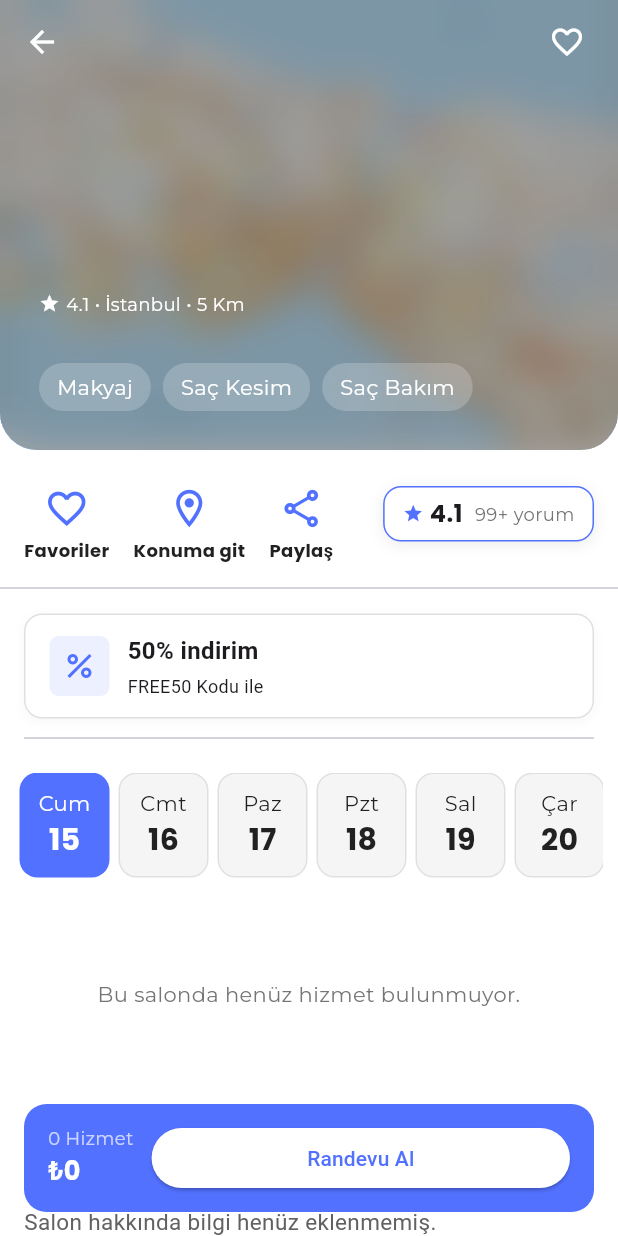
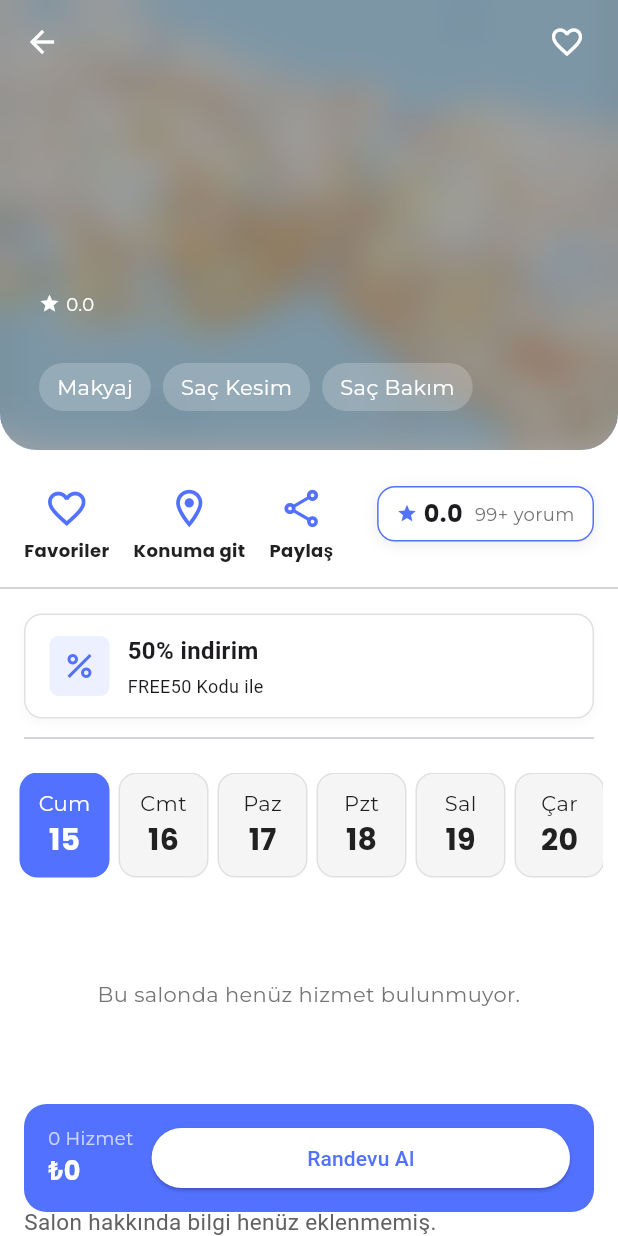
Before and after one commit to mustafazfr/Iris, a Flutter app: the SalonDetailScreen screen opened directly with empty values, after a tap on the "favorite outline" icon, on a phone screen of 412 x 824 dp. Run offline on Flutter 3.47's test engine with Material 3 defaults, Android fonts, the phone set to English and light mode, and no system bars; our stand-ins replace cached_network_image, flutter_dotenv, geolocator, google_maps_flutter, photo_view, supabase_flutter; accounts and stored records are empty; network calls fail.

Commit message:
distance hesaplama eklendi, favorilerdeki bug fixlendi

```diff
--- a/lib/features/appointments/screens/salon_detail_screen.dart
+++ b/lib/features/appointments/screens/salon_detail_screen.dart
@@ -3,6 +3,7 @@ import 'package:denemeye_devam/core/app_colors.dart';
 import 'package:denemeye_devam/core/app_fonts.dart';
 import 'package:denemeye_devam/models/saloon_model.dart';
 import 'package:flutter/material.dart';
+import 'package:geolocator/geolocator.dart';
 import 'package:intl/date_symbol_data_local.dart';
 import 'package:intl/intl.dart';
 import 'package:photo_view/photo_view.dart';
@@ -12,7 +13,9 @@ import 'dart:ui';
 import '../../../models/comment_model.dart';
 import '../../../models/salon_category_summary_model.dart';
 import '../../../models/salon_service_model.dart';
+import '../../../viewmodels/appointments_viewmodel.dart';
 import '../../../viewmodels/comments_viewmodel.dart';
+import '../../../viewmodels/dashboard_viewmodel.dart';
 import '../../../viewmodels/favorites_viewmodel.dart';
 import '../../../viewmodels/saloon_detail_viewmodel.dart';
 import 'package:google_maps_flutter/google_maps_flutter.dart';
@@ -36,15 +39,41 @@ class _SalonDetailScreenState extends State<SalonDetailScreen> {
   // --- STATE İÇİNDEKİ GEREKSİZ DEĞİŞKENLERİ TEMİZLEDİK ---
   // Sepet mantığı artık ViewModel'de olduğu için _cart, _addService gibi değişken ve fonksiyonları sildik.
   // Sadece UI ile ilgili, geçici state'ler burada kalabilir.
-  int _selectedGalleryIndex = 1;
   GoogleMapController? _miniMapController;
   double _miniMapZoom = 13.5; // başlangıç yakınlığı
-
+  Position? _pos;
 
   @override
   void initState() {
     super.initState();
-    initializeDateFormatting('tr_TR', null);
+    WidgetsBinding.instance.addPostFrameCallback((_) async {
+      // varsa DashboardViewModel’deki mevcut konumu kullan
+      final dash = context.read<DashboardViewModel?>();
+      if (dash != null && dash.currentPosition != null) {
+        _pos = dash.currentPosition;
+        if (mounted) setState(() {});
+        return;
+      }
+      // yoksa kendin al
+      try {
+        if (!await Geolocator.isLocationServiceEnabled()) return;
+        var perm = await Geolocator.checkPermission();
+        if (perm == LocationPermission.denied || perm == LocationPermission.deniedForever) {
+          perm = await Geolocator.requestPermission();
+          if (perm == LocationPermission.denied || perm == LocationPermission.deniedForever) return;
+        }
+        final p = await Geolocator.getCurrentPosition(desiredAccuracy: LocationAccuracy.low);
+        if (mounted) setState(() => _pos = p);
+      } catch (_) {}
+    });
+  }
+  String? _distanceTextForSaloon(SaloonModel s) {
+    if (_pos == null || s.latitude == null || s.longitude == null) return null;
+    final meters = Geolocator.distanceBetween(
+      _pos!.latitude, _pos!.longitude, s.latitude!, s.longitude!,
+    );
+    final km = meters / 1000.0;
+    return km < 10 ? '${km.toStringAsFixed(1)} Km' : '${km.toStringAsFixed(0)} Km';
   }
 
   @override
@@ -60,7 +89,6 @@ class _SalonDetailScreenState extends State<SalonDetailScreen> {
         ChangeNotifierProvider(
           create: (_) => CommentsViewModel()..fetchComments(widget.salonId),
         ),
-        ChangeNotifierProvider(create: (_) => FavoritesViewModel()),
       ],
       child: Consumer2<SalonDetailViewModel, CommentsViewModel>(
         builder: (context, salonVM, commentsVM, child) {
@@ -177,8 +205,8 @@ class _SalonDetailScreenState extends State<SalonDetailScreen> {
 
 
   AppBar _buildAppBar(BuildContext context, SaloonModel salon) {
-    final favVM = context.watch<FavoritesViewModel>();
-    final isFav = favVM.isSalonFavorite(widget.salonId);
+    final favVM = context.watch<FavoritesViewModel?>(); // nullable al
+    final isFav = favVM?.isSalonFavorite(widget.salonId) ?? false;
 
     return AppBar(
       backgroundColor: Colors.transparent,
@@ -193,15 +221,24 @@ class _SalonDetailScreenState extends State<SalonDetailScreen> {
             isFav ? Icons.favorite : Icons.favorite_border,
             color: isFav ? Colors.red : Colors.white,
           ),
-          onPressed: () => favVM.toggleFavorite(widget.salonId, salon: salon),
+          onPressed: () {
+            if (favVM == null) {
+              ScaffoldMessenger.of(context).showSnackBar(
+                const SnackBar(content: Text('Favoriler servisi hazır değil.')),
+              );
+              return;
+            }
+            favVM.toggleFavorite(widget.salonId, salon: salon);
+          },
         ),
         const SizedBox(width: 10),
       ],
     );
   }
 
+
   Widget _buildHeader(BuildContext context, SaloonModel salon) {
-    // ... Bu fonksiyonun içeriği doğru olduğu için aynen kopyalıyorum ...
+    final distText = _distanceTextForSaloon(salon);
     return Container(
       height: 300,
       width: double.infinity,
@@ -262,10 +299,22 @@ class _SalonDetailScreenState extends State<SalonDetailScreen> {
                     children: [
                       const Icon(Icons.star, size: 14, color: Colors.white),
                       const SizedBox(width: 4),
-                      Text('4.1 • İstanbul • 5 Km',
-                          style: AppFonts.bodySmall(color: Colors.white)),
+                      Text(
+                        ((salon.avgRating ?? 0).toStringAsFixed(1)),
+                        style: AppFonts.bodySmall(color: Colors.white),
+                      ),
+                      if (distText != null) ...[
+                        const SizedBox(width: 8),
+                        const Icon(Icons.circle, size: 6, color: Colors.white70),
+                        const SizedBox(width: 8),
+                        Text(
+                          distText, // ör: 3.4 Km
+                          style: AppFonts.bodySmall(color: Colors.white),
+                        ),
+                      ],
                     ],
                   ),
+
                   const SizedBox(height: 6),
                   Text(
                     salon.saloonAddress ?? 'Adres belirtilmemiş',
@@ -338,7 +387,7 @@ class _SalonDetailScreenState extends State<SalonDetailScreen> {
                   children: [
                     const Icon(Icons.star, size: 14, color: AppColors.primaryColor),
                     const SizedBox(width: 4),
-                    Text('4.1', style: AppFonts.poppinsBold()),
+                    Text(((salon.avgRating ?? 0).toStringAsFixed(1)), style: AppFonts.poppinsBold()),
                     const SizedBox(width: 8),
                     Text('99+ yorum',
                         style: AppFonts.bodySmall(color: AppColors.textColorLight)),
@@ -992,19 +1041,25 @@ class _SalonDetailScreenState extends State<SalonDetailScreen> {
     setState(() {});
   }
 
-
-
-
   Widget _gallerySection(BuildContext ctx) {
-    final vm = ctx.watch<SalonDetailViewModel>(); // <— buradaki ctx önemli!
+    final vm = ctx.watch<SalonDetailViewModel>();
 
     if (vm.isGalleryLoading) {
       return const _GallerySkeleton();
     }
-    if (vm.galleryUrls.isEmpty) {
+
+    // URL listesini non-null string’lere indir (hem null’ları hem boşları at)
+    final urls = vm.galleryUrls
+        .whereType<String>()
+        .where((u) => u.isNotEmpty)
+        .toList();
+
+    if (urls.isEmpty) {
       return const Center(
-        child: Text('Galeride resim bulunmuyor.',
-            style: TextStyle(color: AppColors.textColorLight)),
+        child: Text(
+          'Galeride resim bulunmuyor.',
+          style: TextStyle(color: AppColors.textColorLight),
+        ),
       );
     }
 
@@ -1013,7 +1068,7 @@ class _SalonDetailScreenState extends State<SalonDetailScreen> {
       child: GridView.builder(
         shrinkWrap: true,
         physics: const NeverScrollableScrollPhysics(),
-        itemCount: vm.galleryUrls.length,
+        itemCount: urls.length,
         gridDelegate: const SliverGridDelegateWithFixedCrossAxisCount(
           crossAxisCount: 3,
           crossAxisSpacing: 12,
@@ -1021,9 +1076,9 @@ class _SalonDetailScreenState extends State<SalonDetailScreen> {
           childAspectRatio: 9 / 16,
         ),
         itemBuilder: (context, i) {
-          final url = vm.galleryUrls[i];
+          final url = urls[i];
           return GestureDetector(
-            onTap: () => _openGalleryViewer(i, vm.galleryUrls),
+            onTap: () => _openGalleryViewer(i, urls),
             child: ClipRRect(
               borderRadius: BorderRadius.circular(12),
               child: Hero(
@@ -1044,6 +1099,7 @@ class _SalonDetailScreenState extends State<SalonDetailScreen> {
       ),
     );
   }
+
 
 
   void _openGalleryViewer(int startIndex, List<String> urls) {
@@ -1561,13 +1617,29 @@ class _SalonDetailScreenState extends State<SalonDetailScreen> {
                    final ok = await viewModel.createReservation(); // <-- DB’ye yazar, sepeti temizler, notifyListeners()
                    if (!context.mounted) return;
                    if (ok) {
-                     Navigator.of(context).pop(); // onay popup'ını kapat
+                     // onay popup'ını kapat
+                     Navigator.of(context).pop();
+
+                     // Appointments VM’i varsa listeleri ve dashboard özetini yenile
+                     final apptVm = context.read<AppointmentsViewModel?>();
+                     if (apptVm != null) {
+                       await apptVm.fetchAppointments();
+                       await apptVm.fetchDashboardSummary(); // Yaklaşan randevu kartı için
+                     }
+
+                     if (!context.mounted) return;
                      ScaffoldMessenger.of(context).showSnackBar(
-                       const SnackBar(content: Text('Randevunuz oluşturuldu!'), backgroundColor: Colors.green),
+                       const SnackBar(
+                         content: Text('Randevunuz oluşturuldu!'),
+                         backgroundColor: Colors.green,
+                       ),
                      );
                    } else {
                      ScaffoldMessenger.of(context).showSnackBar(
-                       const SnackBar(content: Text('Lütfen tarih/saat seçin ve en az bir hizmet ekleyin.'), backgroundColor: Colors.red),
+                       const SnackBar(
+                         content: Text('Lütfen tarih/saat seçin ve en az bir hizmet ekleyin.'),
+                         backgroundColor: Colors.red,
+                       ),
                      );
                    }
                  },
--- a/lib/models/saloon_model.dart
+++ b/lib/models/saloon_model.dart
@@ -14,6 +14,7 @@ class SaloonModel {
   final List<ServiceModel> services;
   final double avgRating;
   final int ratingCount;
+  final double? distanceKm;
 
   SaloonModel({
     required this.saloonId,
@@ -30,6 +31,7 @@ class SaloonModel {
     this.services = const [],
     this.avgRating = 0.0,
     this.ratingCount = 0,
+    this.distanceKm,
   });
 
   factory SaloonModel.fromJson(Map<String, dynamic> json) {
@@ -57,8 +59,9 @@ class SaloonModel {
           .cast<ServiceModel>()
           .toList()
           : [],
-      avgRating: (json['avg_rating'] as num?)?.toDouble() ?? 0.0, // YENİ
-      ratingCount: json['rating_count'] as int? ?? 0, // YENİ
+      avgRating: (json['avg_rating'] as num?)?.toDouble() ?? 0.0,
+      ratingCount: json['rating_count'] as int? ?? 0,
+      distanceKm: (json['distance_km'] as num?)?.toDouble(), // RPC döndürürse dolar
     );
   }
 
--- a/lib/viewmodels/favorites_viewmodel.dart
+++ b/lib/viewmodels/favorites_viewmodel.dart
@@ -17,10 +17,6 @@ class FavoritesViewModel extends ChangeNotifier {
   // Hızlı kontrol için sadece favori salonların ID'lerini tutan set
   Set<String> _favoriteSaloonIds = {};
 
-  // ViewModel oluşturulduğunda favorileri çekmesi için constructor'a ekliyoruz.
-  FavoritesViewModel() {
-    fetchFavoriteSaloons();
-  }
 
   /// Veritabanından kullanıcının favori salonlarını çeker ve state'i günceller.
   Future<void> fetchFavoriteSaloons() async {
@@ -61,24 +57,51 @@ class FavoritesViewModel extends ChangeNotifier {
 
   /// Bir salonun favori durumunu değiştirir (ekler veya çıkarır).
   /// Bu, tüm favori işlemlerinin yönetildiği merkezi fonksiyondur.
-  Future<void> toggleFavorite(String salonId, {SaloonModel? salon}) async {
-    if (isSalonFavorite(salonId)) {
-      // Favoriden Çıkar
-      await _repository.removeFavorite(salonId);
-      _favoriteSaloons.removeWhere((s) => s.saloonId == salonId);
-      _favoriteSaloonIds.remove(salonId);
+  Future<void> toggleFavorite(String saloonId, {SaloonModel? salon}) async {
+    final wasFav = _favoriteSaloonIds.contains(saloonId);
+
+    if (wasFav) {
+      // 1) İyimser: hemen çıkar
+      _favoriteSaloonIds.remove(saloonId);
+      _favoriteSaloons.removeWhere((s) => s.saloonId == saloonId);
+      notifyListeners();
+
+      try {
+        // 2) Server
+        await _repository.removeFavorite(saloonId);
+      } catch (e) {
+        // 3) Rollback
+        _favoriteSaloonIds.add(saloonId);
+        if (salon != null) _favoriteSaloons.insert(0, salon);
+        notifyListeners();
+        rethrow;
+      }
     } else {
-      // Favoriye Ekle
-      await _repository.addFavorite(salonId);
-      _favoriteSaloonIds.add(salonId);
-      // Eğer salon bilgisi de verildiyse, listeye ekleyerek arayüzün anında güncellenmesini sağla
+      // 1) İyimser: hemen ekle
+      _favoriteSaloonIds.add(saloonId);
       if (salon != null) {
         _favoriteSaloons.insert(0, salon);
       }
+      notifyListeners();
+
+      try {
+        // 2) Server
+        await _repository.addFavorite(saloonId);
+
+        // (opsiyonel) salon null geldiyse detayı tazelemek için:
+        if (salon == null) {
+          await fetchFavoriteSaloons(/* force: true */);
+        }
+      } catch (e) {
+        // 3) Rollback
+        _favoriteSaloonIds.remove(saloonId);
+        _favoriteSaloons.removeWhere((s) => s.saloonId == saloonId);
+        notifyListeners();
+        rethrow;
+      }
     }
-    // Değişiklik sonrası tüm dinleyicilere haber ver!
-    notifyListeners();
   }
+
 
   /// Bir salona tıklandığında detay sayfasına yönlendirme yapan fonksiyon.
   void navigateToSalonDetail(BuildContext context, SaloonModel salon) {
```
Also changed, not shown: lib/features/appointments/screens/appointments_screen.dart (+61 -32 lines), lib/repositories/saloon_repository.dart (+9 -3 lines), lib/viewmodels/dashboard_viewmodel.dart (+41 -1 lines).
